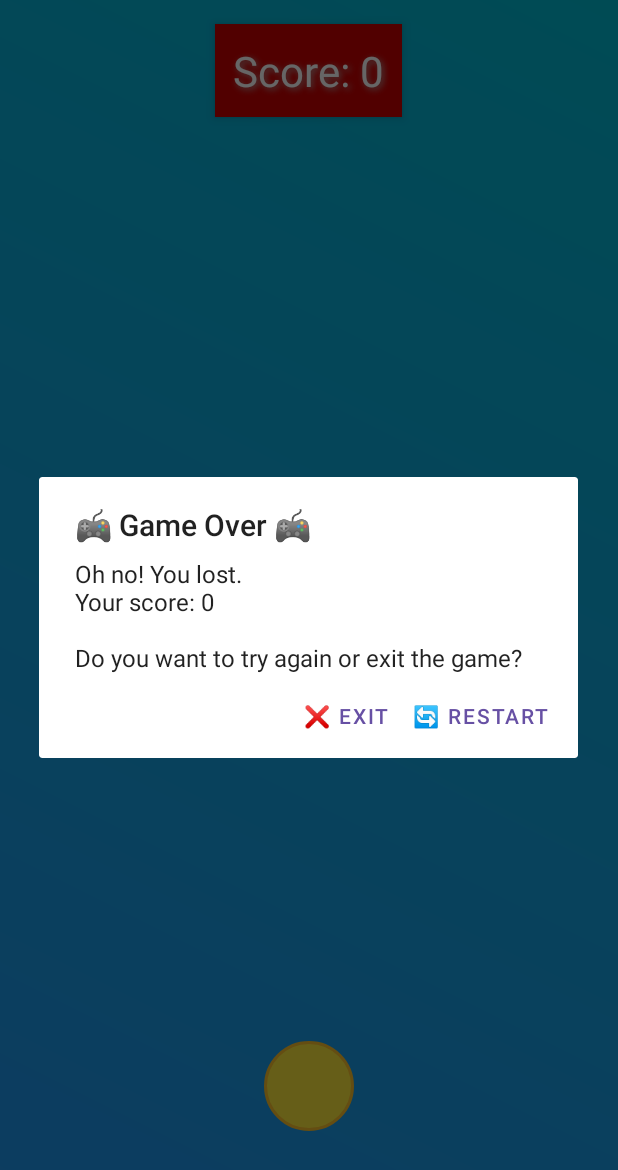
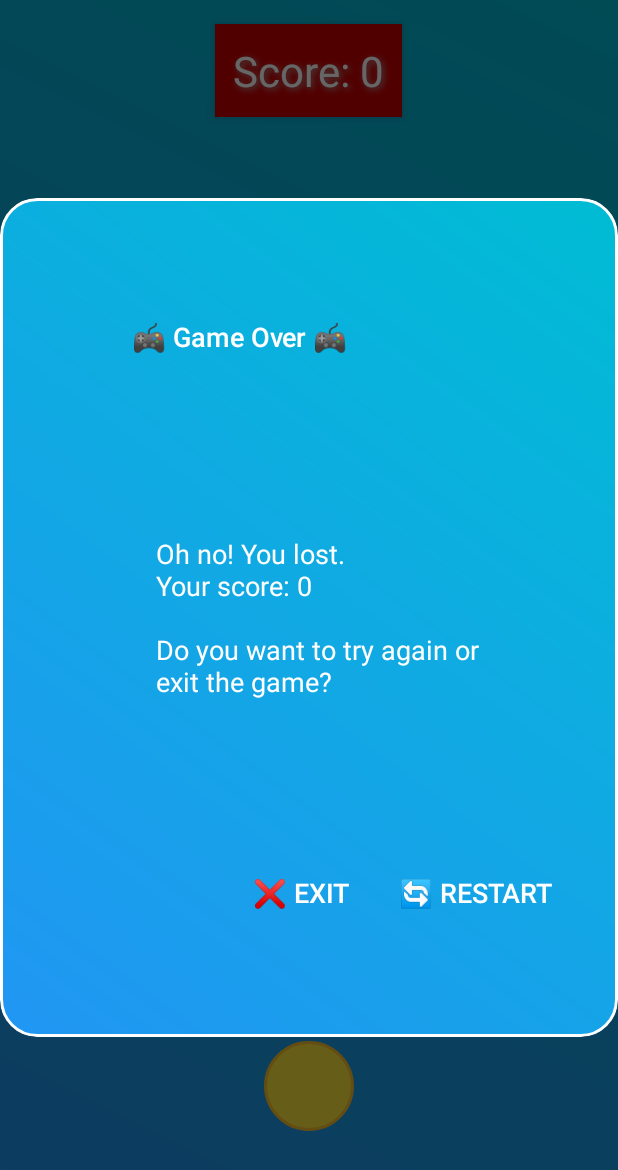
Before and after one commit to k-aghakhani/BallWallGame, an Android app: the screen it shows after launch (MainActivity), on a phone screen of 412 x 824 dp. Shown: the top 1170 px of the screen. Run offline under Robolectric (Android 15) with nearby library versions, the light colour scheme and no system bars.

Commit message:
Improving the appearance of dialogue

```diff
--- a/app/src/main/java/com/aghakhani/ballwallgame/MainActivity.java
+++ b/app/src/main/java/com/aghakhani/ballwallgame/MainActivity.java
@@ -180,7 +180,7 @@ public class MainActivity extends AppCompatActivity {
 
     // Show a game over dialog
     private void showGameOverDialog() {
-        AlertDialog.Builder builder = new AlertDialog.Builder(this);
+        AlertDialog.Builder builder = new AlertDialog.Builder(this, R.style.CustomDialogTheme);
         builder.setTitle("🎮 Game Over 🎮")
                 .setMessage("Oh no! You lost. \nYour score: " + score + "\n\nDo you want to try again or exit the game?")
                 .setCancelable(false)
@@ -203,5 +203,18 @@ public class MainActivity extends AppCompatActivity {
 
         AlertDialog dialog = builder.create();
         dialog.show();
+
+        // تغییر رنگ متن عنوان و پیام
+        TextView titleView = dialog.findViewById(android.R.id.title);
+        if (titleView != null) {
+            titleView.setTextColor(getResources().getColor(android.R.color.white));
+            titleView.setTextSize(24);
+        }
+
+        TextView messageView = dialog.findViewById(android.R.id.message);
+        if (messageView != null) {
+            messageView.setTextColor(getResources().getColor(android.R.color.white));
+            messageView.setTextSize(18);
+        }
     }
 }
--- /dev/null
+++ b/app/src/main/res/drawable/button_background.xml
@@ -0,0 +1,11 @@
+<?xml version="1.0" encoding="utf-8"?>
+<shape xmlns:android="http://schemas.android.com/apk/res/android">
+    <gradient
+        android:startColor="#2196F3"
+        android:endColor="#00BCD4"
+        android:angle="45" />
+    <corners android:radius="12dp" />
+    <stroke
+        android:width="1dp"
+        android:color="#FFFFFF" />
+</shape>
--- /dev/null
+++ b/app/src/main/res/drawable/dialog_background.xml
@@ -0,0 +1,11 @@
+<?xml version="1.0" encoding="utf-8"?>
+<shape xmlns:android="http://schemas.android.com/apk/res/android">
+    <gradient
+        android:startColor="#2196F3"
+        android:endColor="#00BCD4"
+        android:angle="45" />
+    <corners android:radius="24dp" />
+    <stroke
+        android:width="2dp"
+        android:color="#FFFFFF" />
+</shape>
--- /dev/null
+++ b/app/src/main/res/values/styles.xml
@@ -0,0 +1,17 @@
+<?xml version="1.0" encoding="utf-8"?>
+<resources>
+    <style name="CustomDialogTheme" parent="Theme.AppCompat.Dialog.Alert">
+        <item name="android:windowBackground">@drawable/dialog_background</item>
+        <item name="android:textColor">#FFFFFF</item>
+        <item name="android:textSize">18sp</item>
+        <item name="android:padding">16dp</item>
+        <item name="buttonBarPositiveButtonStyle">@style/CustomButtonStyle</item>
+        <item name="buttonBarNegativeButtonStyle">@style/CustomButtonStyle</item>
+    </style>
+
+    <style name="CustomButtonStyle" parent="Widget.AppCompat.Button.ButtonBar.AlertDialog">
+        <item name="android:textColor">#FFFFFF</item>
+        <item name="android:background">@drawable/button_background</item>
+        <item name="android:padding">12dp</item>
+    </style>
+</resources>
```
